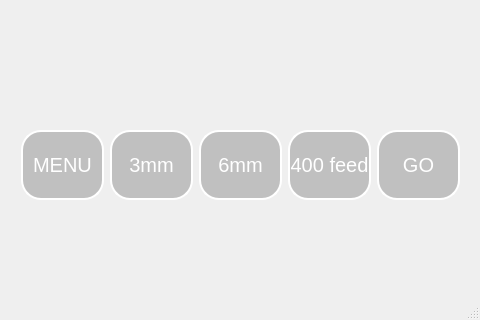
The window that mainwindow_test4.ui (SeoBoSeok/woodycanvas) describes before a commit, drawn with Qt 5; both pictures show x 0 to 480 and y 480 to 800 of the 480 by 800 pixel window.
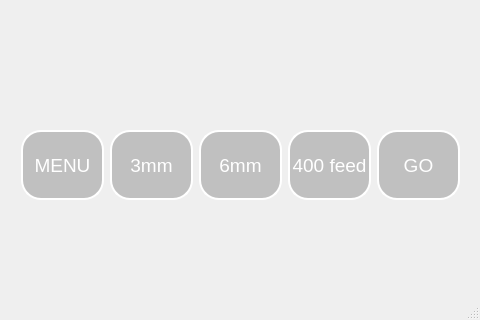
The same window after the commit.

Diff of the .ui file:
```diff
--- a/mainwindow_test4.ui
+++ b/mainwindow_test4.ui
@@ -82,7 +82,7 @@
        </property>
        <property name="font">
         <font>
-         <pointsize>15</pointsize>
+         <pointsize>14</pointsize>
         </font>
        </property>
        <property name="autoFillBackground">
@@ -112,7 +112,7 @@
        </property>
        <property name="font">
         <font>
-         <pointsize>15</pointsize>
+         <pointsize>14</pointsize>
         </font>
        </property>
        <property name="styleSheet">
@@ -139,7 +139,7 @@
        </property>
        <property name="font">
         <font>
-         <pointsize>15</pointsize>
+         <pointsize>14</pointsize>
         </font>
        </property>
        <property name="styleSheet">
@@ -166,7 +166,7 @@
        </property>
        <property name="font">
         <font>
-         <pointsize>15</pointsize>
+         <pointsize>14</pointsize>
         </font>
        </property>
        <property name="styleSheet">
@@ -362,7 +362,7 @@
        </property>
        <property name="font">
         <font>
-         <pointsize>15</pointsize>
+         <pointsize>14</pointsize>
         </font>
        </property>
        <property name="styleSheet">
```
